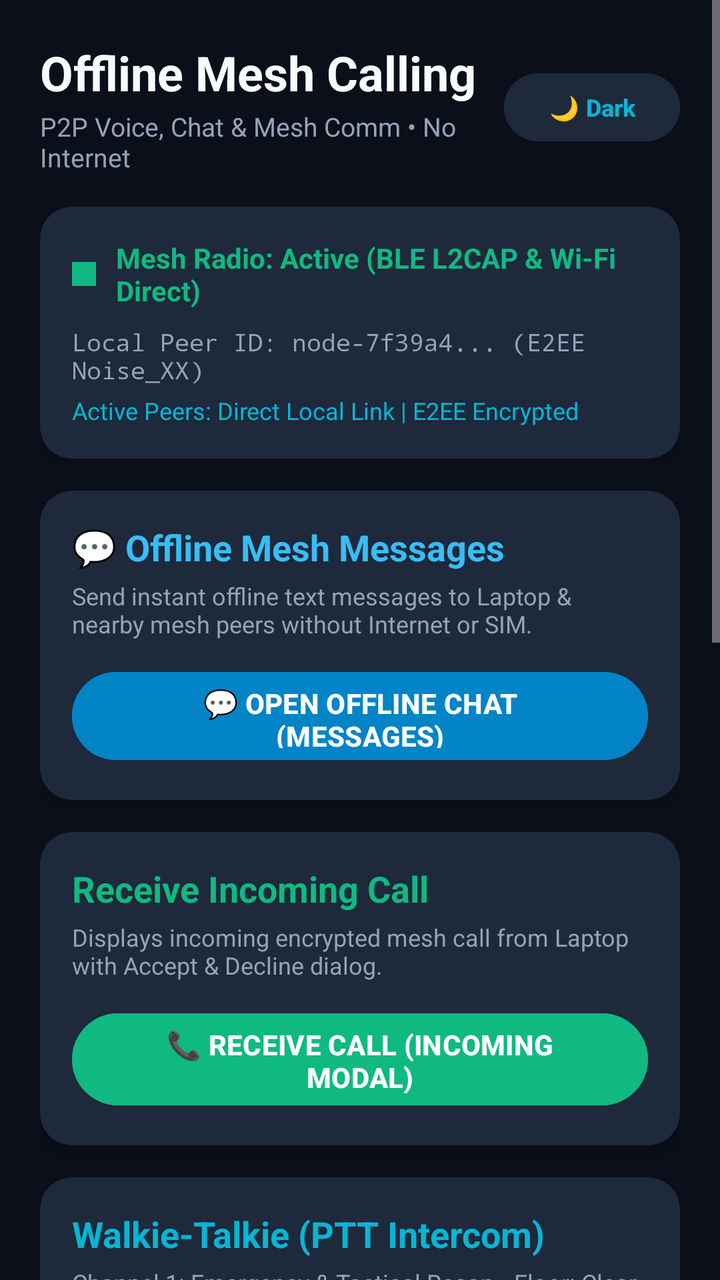
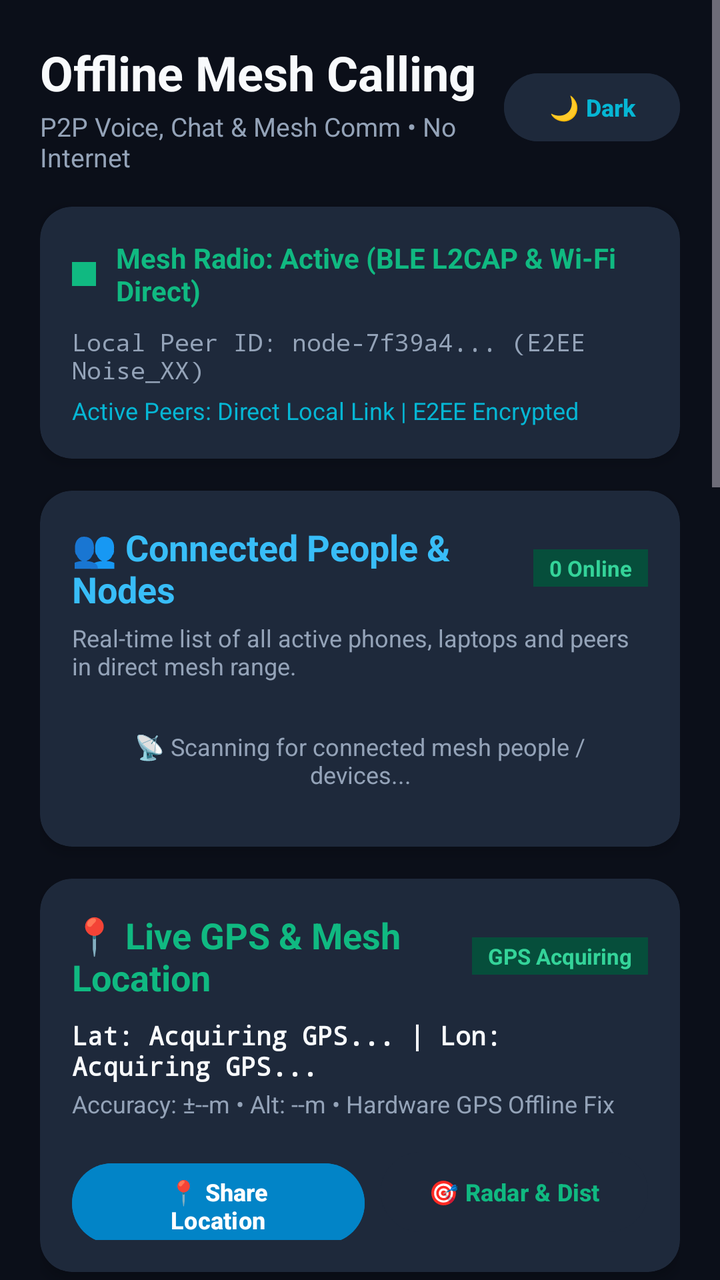

Before-and-after screenshots of an Android layout around one commit, followed by the original layout XML and the change that was made.
<!-- AndroidManifest.xml: application theme Theme.OfflineMeshCalling -->
<!-- res/layout/activity_main.xml -->
<?xml version="1.0" encoding="utf-8"?>
<ScrollView xmlns:android="http://schemas.android.com/apk/res/android"
    xmlns:app="http://schemas.android.com/apk/res-auto"
    android:id="@+id/mainScrollView"
    android:layout_width="match_parent"
    android:layout_height="match_parent"
    android:background="@color/background_dark"
    android:fillViewport="true">

    <LinearLayout
        android:id="@+id/mainContentContainer"
        android:layout_width="match_parent"
        android:layout_height="wrap_content"
        android:orientation="vertical"
        android:padding="20dp">

        
        <LinearLayout
            android:layout_width="match_parent"
            android:layout_height="wrap_content"
            android:gravity="center_vertical"
            android:orientation="horizontal">

            <LinearLayout
                android:layout_width="0dp"
                android:layout_height="wrap_content"
                android:layout_weight="1"
                android:orientation="vertical">

                <TextView
                    android:id="@+id/tvAppTitle"
                    android:layout_width="wrap_content"
                    android:layout_height="wrap_content"
                    android:text="Offline Mesh Calling"
                    android:textColor="@color/text_primary"
                    android:textSize="24sp"
                    android:textStyle="bold" />

                <TextView
                    android:id="@+id/tvAppSubtitle"
                    android:layout_width="wrap_content"
                    android:layout_height="wrap_content"
                    android:layout_marginTop="2dp"
                    android:text="P2P Voice, Chat &amp; Mesh Comm • No Internet"
                    android:textColor="@color/text_secondary"
                    android:textSize="13sp" />
            </LinearLayout>

            <Button
                android:id="@+id/btnThemeToggle"
                android:layout_width="wrap_content"
                android:layout_height="42dp"
                android:backgroundTint="@color/card_bg"
                android:paddingStart="12dp"
                android:paddingEnd="12dp"
                android:text="🌙 Dark"
                android:textColor="@color/accent_cyan"
                android:textSize="12sp"
                android:textStyle="bold" />
        </LinearLayout>

        
        <androidx.cardview.widget.CardView
            android:id="@+id/cardStatus"
            android:layout_width="match_parent"
            android:layout_height="wrap_content"
            android:layout_marginTop="16dp"
            app:cardBackgroundColor="@color/card_bg"
            app:cardCornerRadius="16dp"
            app:cardElevation="4dp">

            <LinearLayout
                android:layout_width="match_parent"
                android:layout_height="wrap_content"
                android:orientation="vertical"
                android:padding="16dp">

                <LinearLayout
                    android:layout_width="match_parent"
                    android:layout_height="wrap_content"
                    android:gravity="center_vertical"
                    android:orientation="horizontal">

                    <View
                        android:id="@+id/statusIndicator"
                        android:layout_width="12dp"
                        android:layout_height="12dp"
                        android:background="@drawable/ic_launcher_background"
                        android:backgroundTint="@color/accent_emerald" />

                    <TextView
                        android:id="@+id/tvStatus"
                        android:layout_width="wrap_content"
                        android:layout_height="wrap_content"
                        android:layout_marginStart="10dp"
                        android:text="Mesh Radio: Active (BLE L2CAP &amp; Wi-Fi Direct)"
                        android:textColor="@color/accent_emerald"
                        android:textSize="14sp"
                        android:textStyle="bold" />
                </LinearLayout>

                <TextView
                    android:id="@+id/tvPeerId"
                    android:layout_width="wrap_content"
                    android:layout_height="wrap_content"
                    android:layout_marginTop="8dp"
                    android:fontFamily="monospace"
                    android:text="Local Peer ID: node-7f39a4... (E2EE Noise_XX)"
                    android:textColor="@color/text_secondary"
                    android:textSize="12sp" />

                <TextView
                    android:id="@+id/tvMeshStats"
                    android:layout_width="wrap_content"
                    android:layout_height="wrap_content"
                    android:layout_marginTop="4dp"
                    android:text="Active Peers: Direct Local Link | E2EE Encrypted"
                    android:textColor="@color/accent_cyan"
                    android:textSize="12sp" />
            </LinearLayout>
        </androidx.cardview.widget.CardView>

        
        <androidx.cardview.widget.CardView
            android:id="@+id/cardChat"
            android:layout_width="match_parent"
            android:layout_height="wrap_content"
            android:layout_marginTop="16dp"
            app:cardBackgroundColor="@color/card_bg"
            app:cardCornerRadius="16dp"
            app:cardElevation="4dp">

            <LinearLayout
                android:layout_width="match_parent"
                android:layout_height="wrap_content"
                android:orientation="vertical"
                android:padding="16dp">

                <TextView
                    android:id="@+id/tvChatTitle"
                    android:layout_width="wrap_content"
                    android:layout_height="wrap_content"
                    android:text="💬 Offline Mesh Messages"
                    android:textColor="#38BDF8"
                    android:textSize="18sp"
                    android:textStyle="bold" />

                <TextView
                    android:id="@+id/tvChatSubtitle"
                    android:layout_width="wrap_content"
                    android:layout_height="wrap_content"
                    android:layout_marginTop="4dp"
                    android:text="Send instant offline text messages to Laptop &amp; nearby mesh peers without Internet or SIM."
                    android:textColor="@color/text_secondary"
                    android:textSize="12sp" />

                <Button
                    android:id="@+id/btnOpenChat"
                    android:layout_width="match_parent"
                    android:layout_height="52dp"
                    android:layout_marginTop="12dp"
                    android:backgroundTint="#0284C7"
                    android:text="💬 OPEN OFFLINE CHAT (MESSAGES)"
                    android:textColor="#FFFFFF"
                    android:textStyle="bold" />
            </LinearLayout>
        </androidx.cardview.widget.CardView>

        
        <androidx.cardview.widget.CardView
            android:id="@+id/cardReceiveCall"
            android:layout_width="match_parent"
            android:layout_height="wrap_content"
            android:layout_marginTop="16dp"
            app:cardBackgroundColor="@color/card_bg"
            app:cardCornerRadius="16dp"
            app:cardElevation="4dp">

            <LinearLayout
                android:layout_width="match_parent"
                android:layout_height="wrap_content"
                android:orientation="vertical"
                android:padding="16dp">

                <TextView
                    android:id="@+id/tvReceiveCallTitle"
                    android:layout_width="wrap_content"
                    android:layout_height="wrap_content"
                    android:text="Receive Incoming Call"
                    android:textColor="@color/accent_emerald"
                    android:textSize="18sp"
                    android:textStyle="bold" />

                <TextView
                    android:id="@+id/tvReceiveCallSubtitle"
                    android:layout_width="wrap_content"
                    android:layout_height="wrap_content"
                    android:layout_marginTop="4dp"
                    android:text="Displays incoming encrypted mesh call from Laptop with Accept &amp; Decline dialog."
                    android:textColor="@color/text_secondary"
                    android:textSize="12sp" />

                <Button
                    android:id="@+id/btnReceiveCall"
                    android:layout_width="match_parent"
                    android:layout_height="54dp"
                    android:layout_marginTop="12dp"
                    android:backgroundTint="@color/accent_emerald"
                    android:text="📞 RECEIVE CALL (INCOMING MODAL)"
                    android:textColor="#FFFFFF"
                    android:textStyle="bold" />
            </LinearLayout>
        </androidx.cardview.widget.CardView>

        
        <androidx.cardview.widget.CardView
            android:id="@+id/cardPtt"
            android:layout_width="match_parent"
            android:layout_height="wrap_content"
            android:layout_marginTop="16dp"
            app:cardBackgroundColor="@color/card_bg"
            app:cardCornerRadius="16dp"
            app:cardElevation="4dp">

            <LinearLayout
                android:layout_width="match_parent"
                android:layout_height="wrap_content"
                android:orientation="vertical"
                android:padding="16dp">

                <TextView
                    android:id="@+id/tvPttTitle"
                    android:layout_width="wrap_content"
                    android:layout_height="wrap_content"
                    android:text="Walkie-Talkie (PTT Intercom)"
                    android:textColor="@color/accent_cyan"
                    android:textSize="18sp"
                    android:textStyle="bold" />

                <TextView
                    android:id="@+id/tvPttChannel"
                    android:layout_width="wrap_content"
                    android:layout_height="wrap_content"
                    android:layout_marginTop="4dp"
                    android:text="Channel 1: Emergency &amp; Tactical Recon • Floor: Clear"
                    android:textColor="@color/text_secondary"
                    android:textSize="12sp" />

                <Button
                    android:id="@+id/btnPtt"
                    android:layout_width="match_parent"
                    android:layout_height="56dp"
                    android:layout_marginTop="12dp"
                    android:backgroundTint="@color/accent_cyan"
                    android:text="HOLD TO TALK (PTT)"
                    android:textColor="#0B0F19"
                    android:textStyle="bold" />
            </LinearLayout>
        </androidx.cardview.widget.CardView>

        
        <androidx.cardview.widget.CardView
            android:id="@+id/cardCall"
            android:layout_width="match_parent"
            android:layout_height="wrap_content"
            android:layout_marginTop="16dp"
            app:cardBackgroundColor="@color/card_bg"
            app:cardCornerRadius="16dp"
            app:cardElevation="4dp">

            <LinearLayout
                android:layout_width="match_parent"
                android:layout_height="wrap_content"
                android:orientation="vertical"
                android:padding="16dp">

                <TextView
                    android:id="@+id/tvCallTitle"
                    android:layout_width="wrap_content"
                    android:layout_height="wrap_content"
                    android:text="Real-Time Full-Duplex Call"
                    android:textColor="@color/text_primary"
                    android:textSize="18sp"
                    android:textStyle="bold" />

                <TextView
                    android:id="@+id/tvAudioInfo"
                    android:layout_width="wrap_content"
                    android:layout_height="wrap_content"
                    android:layout_marginTop="4dp"
                    android:text="16kHz PCM • Hardware AEC/NS • HD Clarity"
                    android:textColor="@color/text_secondary"
                    android:textSize="12sp" />

                <LinearLayout
                    android:layout_width="match_parent"
                    android:layout_height="wrap_content"
                    android:layout_marginTop="16dp"
                    android:orientation="horizontal">

                    <Button
                        android:id="@+id/btnCall"
                        android:layout_width="0dp"
                        android:layout_height="52dp"
                        android:layout_weight="1"
                        android:backgroundTint="@color/accent_emerald"
                        android:text="Start Voice Call"
                        android:textColor="#FFFFFF"
                        android:textStyle="bold" />

                    <Button
                        android:id="@+id/btnSpeaker"
                        android:layout_width="wrap_content"
                        android:layout_height="52dp"
                        android:layout_marginStart="8dp"
                        android:backgroundTint="@color/primary"
                        android:text="Speaker"
                        android:textColor="@color/accent_cyan" />
                </LinearLayout>
            </LinearLayout>
        </androidx.cardview.widget.CardView>

        
        <androidx.cardview.widget.CardView
            android:id="@+id/cardSos"
            android:layout_width="match_parent"
            android:layout_height="wrap_content"
            android:layout_marginTop="16dp"
            app:cardBackgroundColor="@color/card_bg"
            app:cardCornerRadius="16dp"
            app:cardElevation="4dp">

            <LinearLayout
                android:layout_width="match_parent"
                android:layout_height="wrap_content"
                android:orientation="vertical"
                android:padding="16dp">

                <TextView
                    android:id="@+id/tvSosTitle"
                    android:layout_width="wrap_content"
                    android:layout_height="wrap_content"
                    android:text="Emergency Broadcast"
                    android:textColor="@color/accent_rose"
                    android:textSize="18sp"
                    android:textStyle="bold" />

                <TextView
                    android:id="@+id/tvSosSubtitle"
                    android:layout_width="wrap_content"
                    android:layout_height="wrap_content"
                    android:layout_marginTop="4dp"
                    android:text="Floods emergency distress packets across all mesh nodes with maximum priority."
                    android:textColor="@color/text_secondary"
                    android:textSize="12sp" />

                <Button
                    android:id="@+id/btnSos"
                    android:layout_width="match_parent"
                    android:layout_height="52dp"
                    android:layout_marginTop="12dp"
                    android:backgroundTint="@color/accent_rose"
                    android:text="BROADCAST SOS BEACON"
                    android:textColor="#FFFFFF"
                    android:textStyle="bold" />
            </LinearLayout>
        </androidx.cardview.widget.CardView>

        
        <TextView
            android:id="@+id/tvLogsHeader"
            android:layout_width="wrap_content"
            android:layout_height="wrap_content"
            android:layout_marginTop="20dp"
            android:text="Mesh Activity Log"
            android:textColor="@color/text_primary"
            android:textSize="16sp"
            android:textStyle="bold" />

        <TextView
            android:id="@+id/tvLogs"
            android:layout_width="match_parent"
            android:layout_height="140dp"
            android:layout_marginTop="8dp"
            android:background="@color/primary_dark"
            android:fontFamily="monospace"
            android:padding="12dp"
            android:text="[Mesh] Radio initialized on BLE L2CAP\n[Mesh] Channel PSM allocated: 128\n[Audio] AudioRecord &amp; AudioTrack ready\n[PTT] Multicast Channel 1 joined\n[Crypto] Noise_XX ephemeral keys generated"
            android:textColor="@color/accent_cyan"
            android:textSize="11sp" />

    </LinearLayout>
</ScrollView>
<!-- resources referenced by this layout -->
<resources>
  <color name="accent_cyan">#06B6D4</color>
  <color name="accent_emerald">#10B981</color>
  <color name="accent_rose">#F43F5E</color>
  <color name="background_dark">#0B0F19</color>
  <color name="card_bg">#1E293B</color>
  <color name="primary">#0F172A</color>
  <color name="primary_dark">#020617</color>
  <color name="text_primary">#F8FAFC</color>
  <color name="text_secondary">#94A3B8</color>
  <!-- drawable ic_launcher_background (drawable) -->
  <vector xmlns:android="http://schemas.android.com/apk/res/android"
      android:width="108dp"
      android:height="108dp"
      android:viewportWidth="108"
      android:viewportHeight="108">
      <path
          android:fillColor="#0B0F19"
          android:pathData="M0,0h108v108h-108z" />
  </vector>
  <style name="Theme.OfflineMeshCalling" parent="Theme.Material3.Dark.NoActionBar">
          <item name="colorPrimary">@color/accent_cyan</item>
          <item name="colorSecondary">@color/accent_emerald</item>
          <item name="android:statusBarColor">@color/background_dark</item>
          <item name="android:windowBackground">@color/background_dark</item>
      </style>
</resources>

<!-- the commit's change to res/layout/activity_main.xml (unified diff, before → after) -->
@@ -122,6 +122,181 @@
 
         
         <androidx.cardview.widget.CardView
+            android:id="@+id/cardPeople"
+            android:layout_width="match_parent"
+            android:layout_height="wrap_content"
+            android:layout_marginTop="16dp"
+            app:cardBackgroundColor="@color/card_bg"
+            app:cardCornerRadius="16dp"
+            app:cardElevation="4dp">
+
+            <LinearLayout
+                android:layout_width="match_parent"
+                android:layout_height="wrap_content"
+                android:orientation="vertical"
+                android:padding="16dp">
+
+                <LinearLayout
+                    android:layout_width="match_parent"
+                    android:layout_height="wrap_content"
+                    android:gravity="center_vertical"
+                    android:orientation="horizontal">
+
+                    <TextView
+                        android:id="@+id/tvPeopleTitle"
+                        android:layout_width="0dp"
+                        android:layout_height="wrap_content"
+                        android:layout_weight="1"
+                        android:text="👥 Connected People &amp; Nodes"
+                        android:textColor="#38BDF8"
+                        android:textSize="18sp"
+                        android:textStyle="bold" />
+
+                    <TextView
+                        android:id="@+id/tvPeopleCount"
+                        android:layout_width="wrap_content"
+                        android:layout_height="wrap_content"
+                        android:background="#064E3B"
+                        android:paddingStart="8dp"
+                        android:paddingTop="2dp"
+                        android:paddingEnd="8dp"
+                        android:paddingBottom="2dp"
+                        android:text="0 Online"
+                        android:textColor="#34D399"
+                        android:textSize="11sp"
+                        android:textStyle="bold" />
+                </LinearLayout>
+
+                <TextView
+                    android:id="@+id/tvPeopleSubtitle"
+                    android:layout_width="wrap_content"
+                    android:layout_height="wrap_content"
+                    android:layout_marginTop="4dp"
+                    android:text="Real-time list of all active phones, laptops and peers in direct mesh range."
+                    android:textColor="@color/text_secondary"
+                    android:textSize="12sp" />
+
+                <LinearLayout
+                    android:id="@+id/llConnectedPeople"
+                    android:layout_width="match_parent"
+                    android:layout_height="wrap_content"
+                    android:layout_marginTop="12dp"
+                    android:orientation="vertical">
+
+                    
+                    <TextView
+                        android:id="@+id/tvNoPeersConnected"
+                        android:layout_width="match_parent"
+                        android:layout_height="wrap_content"
+                        android:gravity="center"
+                        android:padding="12dp"
+                        android:text="📡 Scanning for connected mesh people / devices..."
+                        android:textColor="@color/text_secondary"
+                        android:textSize="12sp" />
+                </LinearLayout>
+            </LinearLayout>
+        </androidx.cardview.widget.CardView>
+
+        
+        <androidx.cardview.widget.CardView
+            android:id="@+id/cardLocation"
+            android:layout_width="match_parent"
+            android:layout_height="wrap_content"
+            android:layout_marginTop="16dp"
+            app:cardBackgroundColor="@color/card_bg"
+            app:cardCornerRadius="16dp"
+            app:cardElevation="4dp">
+
+            <LinearLayout
+                android:layout_width="match_parent"
+                android:layout_height="wrap_content"
+                android:orientation="vertical"
+                android:padding="16dp">
+
+                <LinearLayout
+                    android:layout_width="match_parent"
+                    android:layout_height="wrap_content"
+                    android:gravity="center_vertical"
+                    android:orientation="horizontal">
+
+                    <TextView
+                        android:id="@+id/tvLocationTitle"
+                        android:layout_width="0dp"
+                        android:layout_height="wrap_content"
+                        android:layout_weight="1"
+                        android:text="📍 Live GPS &amp; Mesh Location"
+                        android:textColor="@color/accent_emerald"
+                        android:textSize="18sp"
+                        android:textStyle="bold" />
+
+                    <TextView
+                        android:id="@+id/tvGpsFixBadge"
+                        android:layout_width="wrap_content"
+                        android:layout_height="wrap_content"
+                        android:background="#064E3B"
+                        android:paddingStart="8dp"
+                        android:paddingTop="2dp"
+                        android:paddingEnd="8dp"
+                        android:paddingBottom="2dp"
+                        android:text="GPS Acquiring"
+                        android:textColor="#34D399"
+                        android:textSize="11sp"
+                        android:textStyle="bold" />
+                </LinearLayout>
+
+                <TextView
+                    android:id="@+id/tvLocationCoords"
+                    android:layout_width="wrap_content"
+                    android:layout_height="wrap_content"
+                    android:layout_marginTop="8dp"
+                    android:fontFamily="monospace"
+                    android:text="Lat: Acquiring GPS... | Lon: Acquiring GPS..."
+                    android:textColor="@color/text_primary"
+                    android:textSize="13sp"
+                    android:textStyle="bold" />
+
+                <TextView
+                    android:id="@+id/tvLocationMeta"
+                    android:layout_width="wrap_content"
+                    android:layout_height="wrap_content"
+                    android:layout_marginTop="2dp"
+                    android:text="Accuracy: ±--m • Alt: --m • Hardware GPS Offline Fix"
+                    android:textColor="@color/text_secondary"
+                    android:textSize="12sp" />
+
+                <LinearLayout
+                    android:layout_width="match_parent"
+                    android:layout_height="wrap_content"
+                    android:layout_marginTop="12dp"
+                    android:orientation="horizontal">
+
+                    <Button
+                        android:id="@+id/btnShareLocation"
+                        android:layout_width="0dp"
+                        android:layout_height="48dp"
+                        android:layout_weight="1"
+                        android:backgroundTint="#0284C7"
+                        android:text="📍 Share Location"
+                        android:textColor="#FFFFFF"
+                        android:textSize="12sp"
+                        android:textStyle="bold" />
+
+                    <Button
+                        android:id="@+id/btnRadarMap"
+                        android:layout_width="wrap_content"
+                        android:layout_height="48dp"
+                        android:layout_marginStart="8dp"
+                        android:backgroundTint="@color/card_bg"
+                        android:text="🎯 Radar &amp; Dist"
+                        android:textColor="@color/accent_emerald"
+                        android:textSize="12sp"
+                        android:textStyle="bold" />
+                </LinearLayout>
+            </LinearLayout>
+        </androidx.cardview.widget.CardView>
+
+        
+        <androidx.cardview.widget.CardView
             android:id="@+id/cardChat"
             android:layout_width="match_parent"
             android:layout_height="wrap_content"
